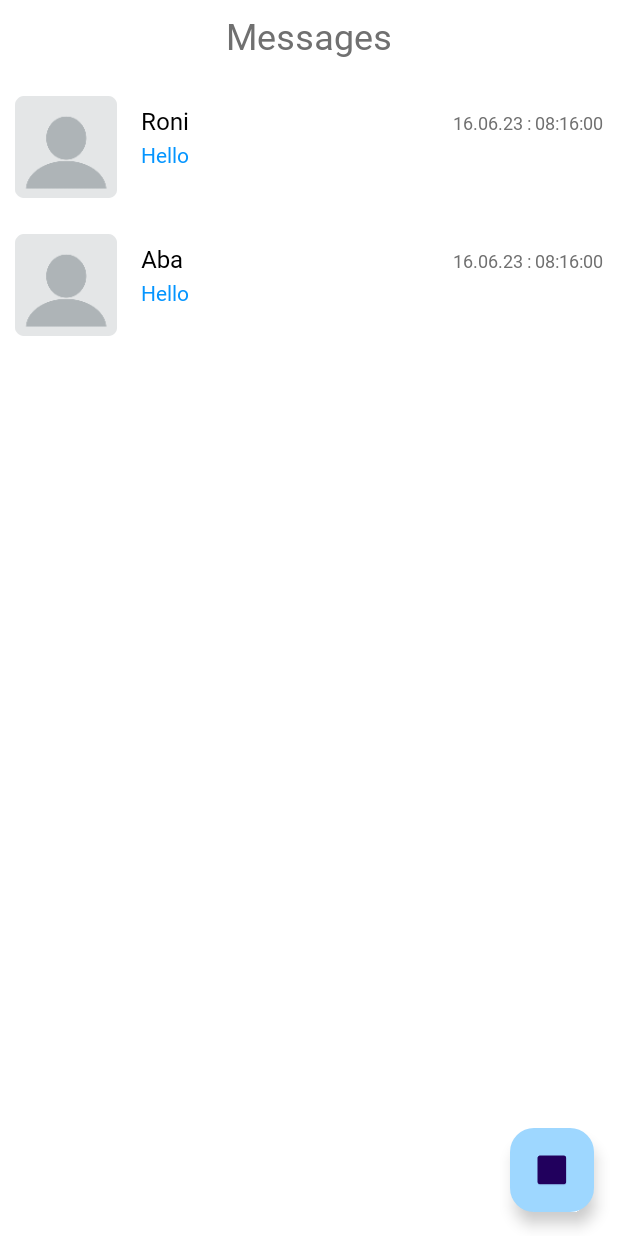
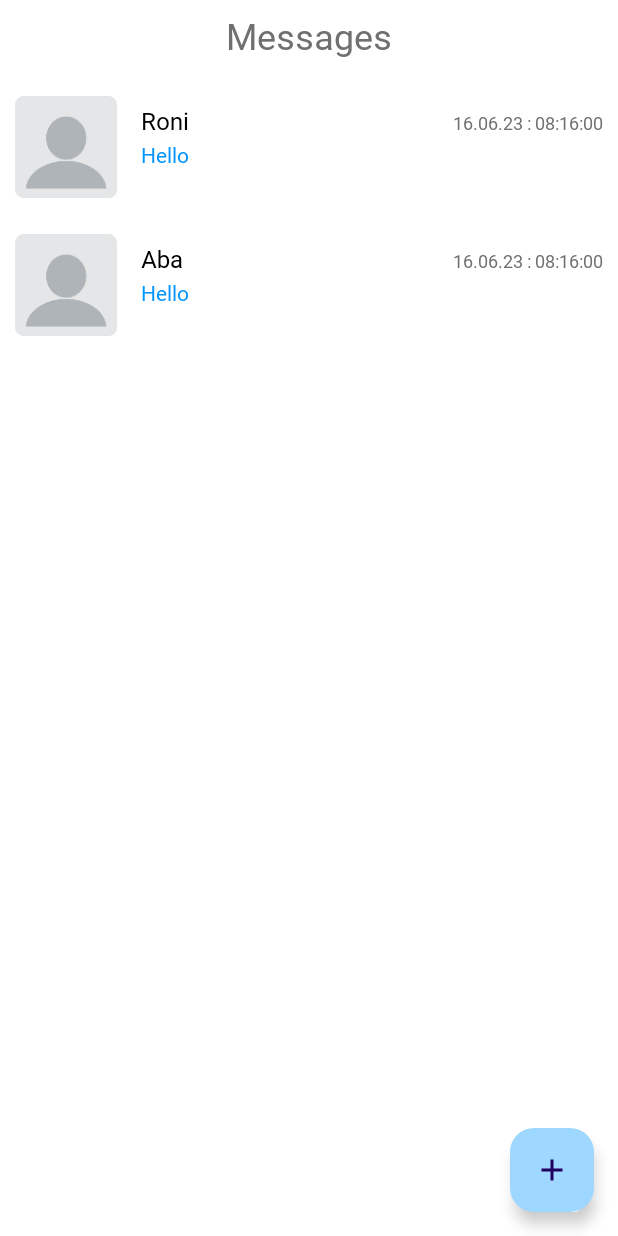
Before and after one commit to Urimk/SmileTalk, an Android app: the screen it shows after launch (ContactsActivity), on a phone screen of 412 x 824 dp. Run offline under Robolectric (Android 15) with nearby library versions, the phone set to English and light mode, and no system bars; our stand-ins replace Room's generated code.

Commit message:
Added add contact design

```diff
--- /dev/null
+++ b/app/src/main/res/drawable/gray_rounded_box.xml
@@ -0,0 +1,4 @@
+<shape xmlns:android="http://schemas.android.com/apk/res/android">
+    <solid android:color="@color/light_gray" />
+    <corners android:radius="8dp" />
+</shape>
--- /dev/null
+++ b/app/src/main/res/drawable/grayout_filter.xml
@@ -0,0 +1,5 @@
+<?xml version="1.0" encoding="utf-8"?>
+<selector xmlns:android="http://schemas.android.com/apk/res/android">
+    <item android:color="@color/dark_gray" android:state_enabled="false" />
+    <item android:color="@android:color/white" />
+</selector>
--- /dev/null
+++ b/app/src/main/res/drawable/ic_add.xml
@@ -0,0 +1,5 @@
+<vector android:height="24dp" android:tint="#000000"
+    android:viewportHeight="24" android:viewportWidth="24"
+    android:width="24dp" xmlns:android="http://schemas.android.com/apk/res/android">
+    <path android:fillColor="@android:color/white" android:pathData="M19,13h-6v6h-2v-6H5v-2h6V5h2v6h6v2z"/>
+</vector>
--- a/app/src/main/res/layout/activity_contacts.xml
+++ b/app/src/main/res/layout/activity_contacts.xml
@@ -1,4 +1,11 @@
 <?xml version="1.0" encoding="utf-8"?>
+<FrameLayout
+    xmlns:android="http://schemas.android.com/apk/res/android"
+    xmlns:app="http://schemas.android.com/apk/res-auto"
+    xmlns:tools="http://schemas.android.com/tools"
+    android:layout_width="match_parent"
+    android:layout_height="match_parent">
+
     <androidx.constraintlayout.widget.ConstraintLayout
         xmlns:android="http://schemas.android.com/apk/res/android"
         xmlns:app="http://schemas.android.com/apk/res-auto"
@@ -37,10 +44,19 @@
             android:layout_margin="16dp"
             android:layout_marginEnd="244dp"
             android:layout_marginBottom="500dp"
-        android:src="@mipmap/ic_add"
+            android:src="@drawable/ic_add"
             app:backgroundTint="@color/extra_light_blue"
             app:layout_constraintBottom_toBottomOf="parent"
             app:layout_constraintEnd_toEndOf="parent"
             tools:ignore="SpeakableTextPresentCheck,ImageContrastCheck" />
 
     </androidx.constraintlayout.widget.ConstraintLayout>
+
+    <View
+        android:id="@+id/grayOutOverlay"
+        android:layout_width="match_parent"
+        android:layout_height="match_parent"
+        android:background="@color/overlay_gray"
+        android:visibility="gone" />
+
+</FrameLayout>
--- a/app/src/main/res/layout/item_contact.xml
+++ b/app/src/main/res/layout/item_contact.xml
@@ -5,7 +5,7 @@
     android:paddingLeft="10dp"
     android:paddingRight="10dp"
     android:paddingTop="24dp"
-    android:background="@android:color/white">
+    android:background="@android:color/transparent ">
 
     <ImageView
         android:id="@+id/avatarImageView"
--- a/app/src/main/res/values/colors.xml
+++ b/app/src/main/res/values/colors.xml
@@ -4,9 +4,11 @@
     <color name="white">#FFFFFFFF</color>
     <color name="light_blue">#0495FF</color>
     <color name="gray">#707070</color>
+    <color name="dark_gray">#575757</color>
     <color name="red">#FF6A68</color>
     <color name="purple_blue">#7646FE</color>
     <color name="light_gray">#EEEEEE</color>
     <color name="extra_light_blue">#9ed7ff</color>
+    <color name="overlay_gray">#80000000</color>
 
 </resources>
```
Also changed, not shown: app/src/main/java/com/example/smiletalk/AddContactFragment.java (added, +44 -0 lines), app/src/main/java/com/example/smiletalk/ContactsActivity.java (+30 -0 lines), app/src/main/res/drawable/add_button_background.xml (added, +16 -0 lines), app/src/main/res/drawable/rounded_lb_border.xml (added, +25 -0 lines), app/src/main/res/layout/add_contact.xml (added, +64 -0 lines). Lines whose indentation alone changed are shown as unchanged.
